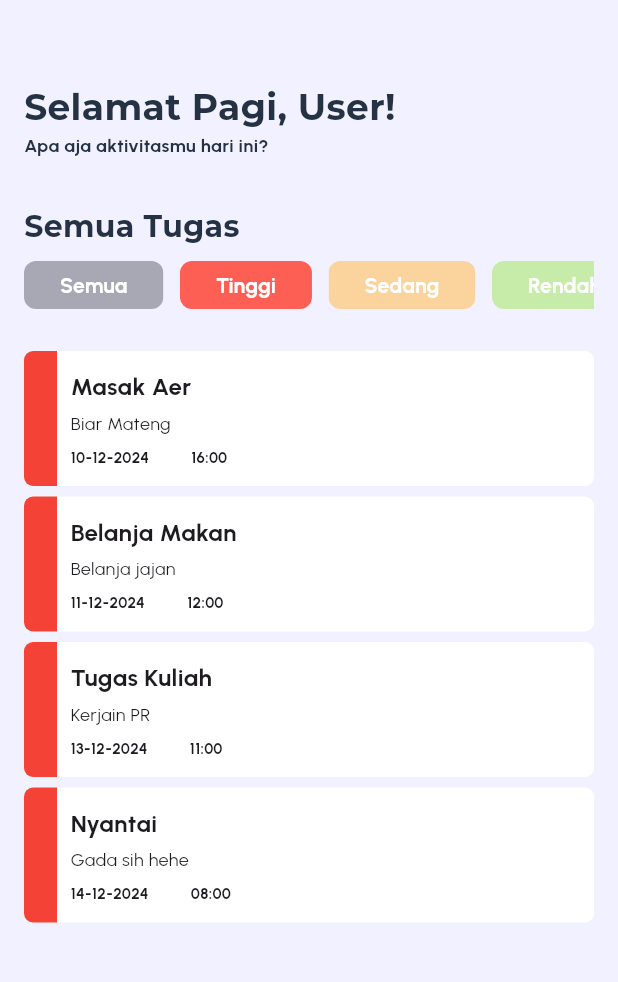
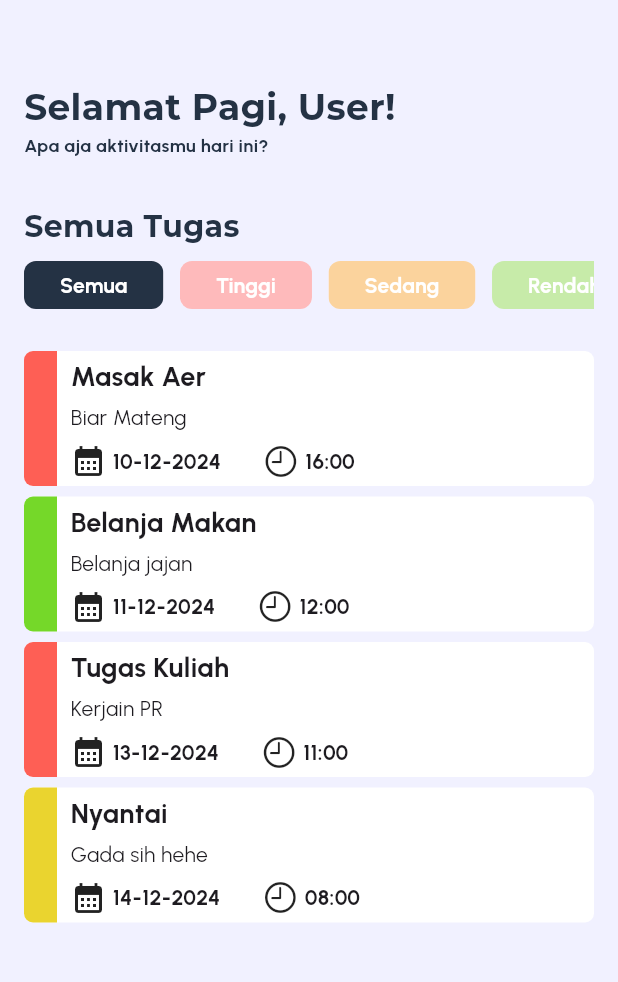
Before and after one commit to Zireha/flutter-todo-mobile-app, a Flutter app: the screen it shows after launch, on a phone screen of 412 x 824 dp, the part 63-1045 px from its top. Run offline on Flutter 3.47's test engine with Material 3 defaults, Android fonts, the phone set to English and light mode, and no system bars; our stand-ins replace sqflite; accounts and stored records are empty.

Commit message:
changes: separates TaskList() class to different file for clarity

```diff
--- a/lib/ui/home_screen.dart
+++ b/lib/ui/home_screen.dart
@@ -1,7 +1,8 @@
+import 'package:flutter/cupertino.dart';
 import 'package:flutter/material.dart';
-import 'package:todoapp/data/db_service/db_service.dart';
 import 'package:todoapp/data/model/todo.dart';
 import 'package:todoapp/ui/priority_button.dart';
+import 'package:todoapp/ui/task_list.dart';
 
 const bgColor = 0xFFF1F1FF;
 const fgColor = 0xFF243244;
@@ -101,54 +102,29 @@ class HomeScreen extends StatelessWidget {
   }
 }
 
-class TaskList extends StatefulWidget {
-  const TaskList({super.key});
+Widget showPriorityList(int priority) {
+  List<Todo> todo = [];
 
-  @override
-  _TaskListState createState() => _TaskListState();
-}
-
-class _TaskListState extends State<TaskList> {
-  List<Todo> _todo = [];
-
-  @override
-  void initState() {
-    // TODO: implement initState
-    super.initState();
-    _fetchTask();
-  }
-
-  Future<void> _fetchTask() async {
-    final taskMaps = await DBService.instance.queryAll();
-    setState(() {
-      _todo = taskMaps.map((taskMap) => Todo.fromMap(taskMap)).toList();
-    });
-  }
-
-  @override
-  Widget build(BuildContext context) {
-    return Scaffold(
-      body: ListView.builder(
-          itemCount: _todo.length,
-          // itemCount: 2,
+  return ListView.builder(
+      itemCount: todo.length,
       itemBuilder: (context, index) {
-            return InkWell(
-                onTap: () {},
-                child: Container(
+        return Container(
           margin: const EdgeInsets.only(bottom: 7),
           decoration: BoxDecoration(
               borderRadius: BorderRadius.circular(6),
               color: const Color(0xFFFFFFFF)),
+          child: InkWell(
+            onTap: () {},
             child: Row(
               children: <Widget>[
                 Container(
                   height: 90,
                   width: 22,
-                        decoration: const BoxDecoration(
-                            borderRadius: BorderRadius.only(
+                  decoration: BoxDecoration(
+                      borderRadius: const BorderRadius.only(
                           topLeft: Radius.circular(6),
                           bottomLeft: Radius.circular(6)),
-                            color: Colors.red),
+                      color: getColor(todo[index].priority)),
                 ),
                 Container(
                     width: 287,
@@ -157,41 +133,59 @@ class _TaskListState extends State<TaskList> {
                       crossAxisAlignment: CrossAxisAlignment.start,
                       children: <Widget>[
                         Text(
-                                _todo[index].taskTitle,
+                          todo[index].taskTitle,
                           style: const TextStyle(
-                                    fontFamily: 'urbanistBold', fontSize: 16
+                              fontFamily: 'urbanistBold', fontSize: 18),
                         ),
+                        const SizedBox(
+                          height: 4,
                         ),
-                              const SizedBox(height: 4,),
                         Text(
-                                _todo[index].taskDescription,
+                          todo[index].taskDescription,
                           style: const TextStyle(
-                                    fontFamily: 'urbanist', fontSize: 12),
+                              fontFamily: 'urbanist', fontSize: 14),
                         ),
-                              const SizedBox(height: 7,),
+                        const SizedBox(
+                          height: 7,
+                        ),
                         Row(
                           children: [
+                            Row(
+                              children: <Widget>[
+                                const Icon(Icons.calendar_month),
+                                const SizedBox(
+                                  width: 4,
+                                ),
                                 Text(
-                                      _todo[index].endDate,
+                                  todo[index].endDate,
                                   style: const TextStyle(
-                                        fontFamily: 'urbanistBold', fontSize: 10
+                                      fontFamily: 'urbanistBold', fontSize: 14),
                                 ),
+                              ],
                             ),
-                                  const SizedBox(width: 28,),
+                            const SizedBox(
+                              width: 28,
+                            ),
+                            Row(
+                              children: <Widget>[
+                                const Icon(CupertinoIcons.clock),
+                                const SizedBox(
+                                  width: 4,
+                                ),
                                 Text(
-                                    _todo[index].endTime,
+                                  todo[index].endTime,
                                   style: const TextStyle(
-                                        fontFamily: 'urbanistBold', fontSize: 10
+                                      fontFamily: 'urbanistBold', fontSize: 14),
                                 ),
-                                  ),
+                              ],
+                            )
                           ],
                         )
                       ],
                     ))
               ],
             ),
-                ));
-          }),
+          ),
         );
+      });
 }
-}
--- a/lib/ui/priority_button.dart
+++ b/lib/ui/priority_button.dart
@@ -1,4 +1,5 @@
 import 'package:flutter/material.dart';
+import 'package:todoapp/data/db_service/db_service.dart';
 
 class PriorityButton extends StatelessWidget {
   const PriorityButton({super.key});
@@ -17,7 +18,7 @@ class ActionChoiceExample extends StatefulWidget {
 }
 
 class _ActionChoiceExampleState extends State<ActionChoiceExample> {
-  int? _value = 1;
+  int? _value = 0;
 
   @override
   Widget build(BuildContext context) {
@@ -29,7 +30,7 @@ class _ActionChoiceExampleState extends State<ActionChoiceExample> {
             spacing: 11.0,
             children: List<Widget>.generate(
               4,
-                  (int index) {
+              (int index) {
                 final List<String> labels = [
                   'Semua',
                   'Tinggi',
@@ -45,7 +46,7 @@ class _ActionChoiceExampleState extends State<ActionChoiceExample> {
 
                 return ChoiceChip(
                   padding:
-                  const EdgeInsets.symmetric(horizontal: 16, vertical: 4),
+                      const EdgeInsets.symmetric(horizontal: 16, vertical: 4),
                   showCheckmark: false,
                   chipAnimationStyle: ChipAnimationStyle(
                       enableAnimation: AnimationStyle(
--- /dev/null
+++ b/lib/ui/task_list.dart
@@ -0,0 +1,138 @@
+import 'package:flutter/cupertino.dart';
+import 'package:flutter/material.dart';
+
+import '../data/db_service/db_service.dart';
+import '../data/model/todo.dart';
+
+class TaskList extends StatefulWidget {
+  final int? priorityValue;
+
+  const TaskList({super.key, this.priorityValue});
+
+  @override
+  _TaskListState createState() => _TaskListState();
+}
+
+class _TaskListState extends State<TaskList> {
+  List<Todo> _todo = [];
+
+  @override
+  void initState() {
+    super.initState();
+    _fetchTask();
+  }
+
+  Future<void> _fetchTask() async {
+    final taskMaps = await DBService.instance.queryAll();
+
+    setState(() {
+      _todo = taskMaps.map((taskMap) => Todo.fromMap(taskMap)).toList();
+    });
+  }
+
+
+  @override
+  Widget build(BuildContext context) {
+    return Scaffold(
+      body: ListView.builder(
+          itemCount: _todo.length,
+          itemBuilder: (context, index) {
+            return Container(
+              margin: const EdgeInsets.only(bottom: 7),
+              decoration: BoxDecoration(
+                  borderRadius: BorderRadius.circular(6),
+                  color: const Color(0xFFFFFFFF)),
+              child: InkWell(
+                onTap: () {},
+                child: Row(
+                  children: <Widget>[
+                    Container(
+                      height: 90,
+                      width: 22,
+                      decoration: BoxDecoration(
+                          borderRadius: const BorderRadius.only(
+                              topLeft: Radius.circular(6),
+                              bottomLeft: Radius.circular(6)),
+                          color: getColor(_todo[index].priority)),
+                    ),
+                    Container(
+                        width: 287,
+                        margin: const EdgeInsets.only(left: 9),
+                        child: Column(
+                          crossAxisAlignment: CrossAxisAlignment.start,
+                          children: <Widget>[
+                            Text(
+                              _todo[index].taskTitle,
+                              style: const TextStyle(
+                                  fontFamily: 'urbanistBold', fontSize: 18),
+                            ),
+                            const SizedBox(
+                              height: 4,
+                            ),
+                            Text(
+                              _todo[index].taskDescription,
+                              style: const TextStyle(
+                                  fontFamily: 'urbanist', fontSize: 14),
+                            ),
+                            const SizedBox(
+                              height: 7,
+                            ),
+                            Row(
+                              children: [
+                                Row(
+                                  children: <Widget>[
+                                    const Icon(Icons.calendar_month),
+                                    const SizedBox(
+                                      width: 4,
+                                    ),
+                                    Text(
+                                      _todo[index].endDate,
+                                      style: const TextStyle(
+                                          fontFamily: 'urbanistBold',
+                                          fontSize: 14),
+                                    ),
+                                  ],
+                                ),
+                                const SizedBox(
+                                  width: 28,
+                                ),
+                                Row(
+                                  children: <Widget>[
+                                    const Icon(CupertinoIcons.clock),
+                                    const SizedBox(
+                                      width: 4,
+                                    ),
+                                    Text(
+                                      _todo[index].endTime,
+                                      style: const TextStyle(
+                                          fontFamily: 'urbanistBold',
+                                          fontSize: 14),
+                                    ),
+                                  ],
+                                )
+                              ],
+                            )
+                          ],
+                        ))
+                  ],
+                ),
+              ),
+            );
+          }),
+    );
+  }
+}
+
+Color getColor(index) {
+  List<Todo> todo = [];
+
+  if (index == 1) {
+    return const Color(0xFFFE5F55);
+  } else if (index == 2) {
+    return const Color(0xFFEAD42F);
+  } else if (index == 3) {
+    return const Color(0xFF75D829);
+  }
+
+  return const Color(0xFFFFFFFF);
+}
```
Also changed, not shown: lib/data/db_service/db_service.dart (+6 -1 lines). Lines whose indentation alone changed are shown as unchanged.
